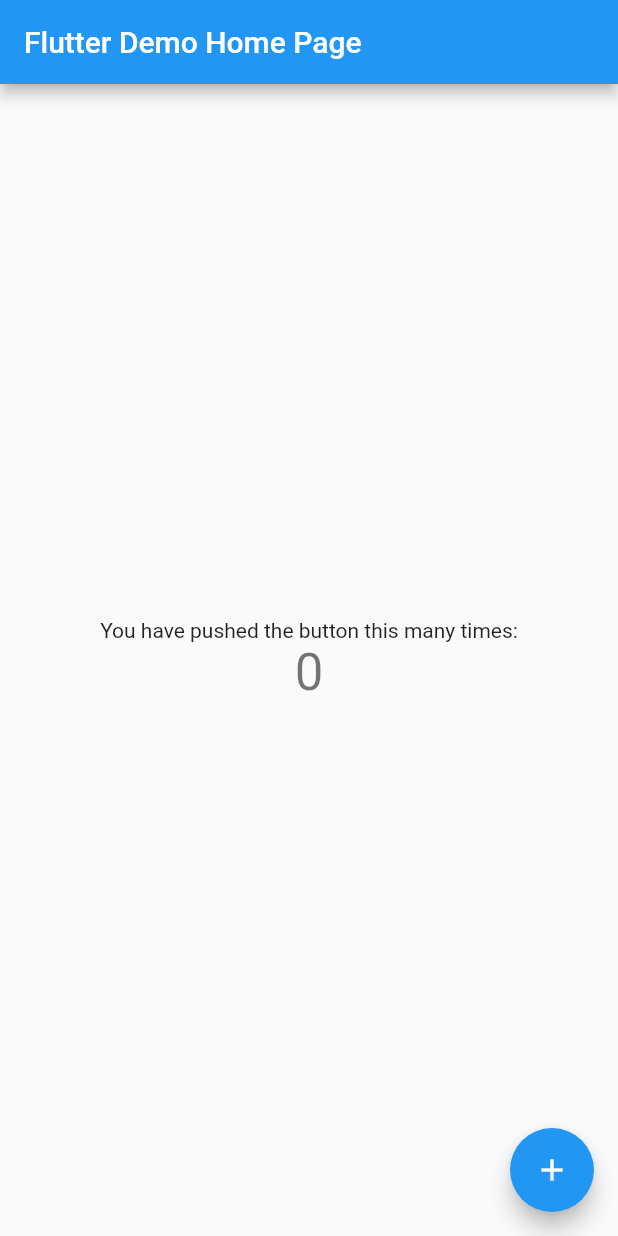
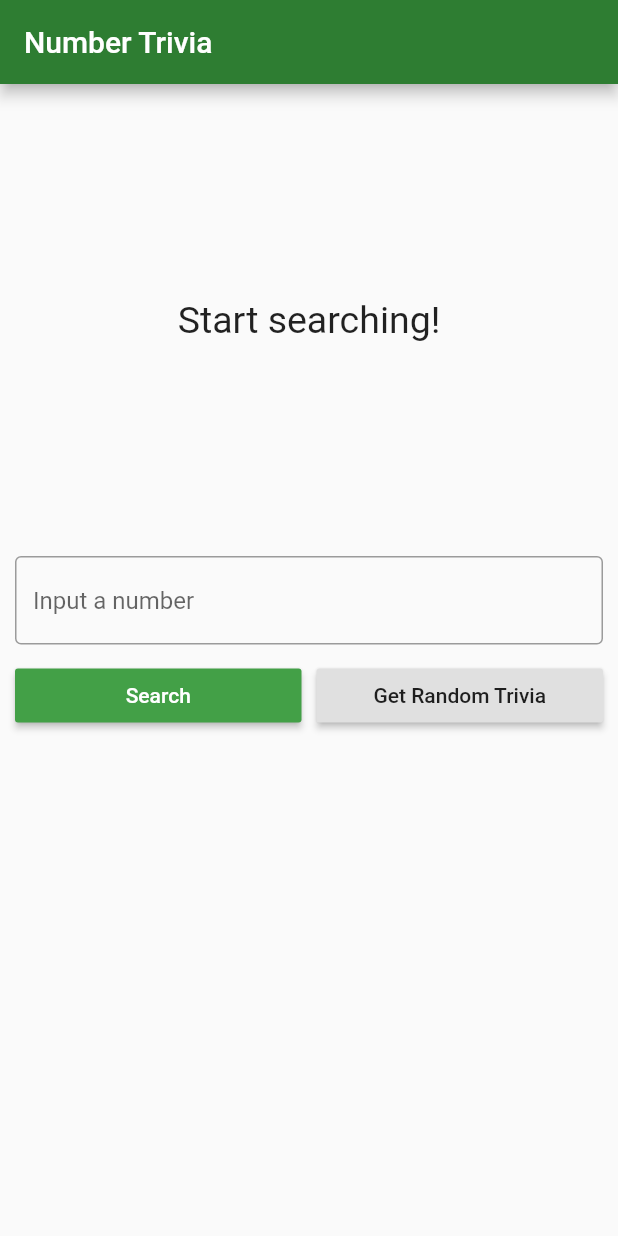
Before and after one commit to moguaiyuki/number_trivia, a Flutter app: the screen it shows after launch, on a phone screen of 412 x 824 dp. Run offline on Flutter 3.47's test engine with Material 2 defaults, Android fonts, the phone set to English and light mode, and no system bars; our stand-ins replace bloc, dartz, data_connection_checker, equatable, flutter_bloc, get_it and 1 more.

Commit message:
Implemented all UI

```diff
--- /dev/null
+++ b/lib/features/number_trivia/presentation/pages/number_trivia_page.dart
@@ -0,0 +1,53 @@
+import 'package:flutter/material.dart';
+import 'package:flutter_bloc/flutter_bloc.dart';
+
+import '../../../../injection_container.dart';
+import '../bloc/bloc.dart';
+import '../widgets/widgets.dart';
+
+class NumberTriviaPage extends StatelessWidget {
+  @override
+  Widget build(BuildContext context) {
+    return Scaffold(
+      appBar: AppBar(
+        title: Text('Number Trivia'),
+      ),
+      body: SingleChildScrollView(
+        child: buildBody(context),
+      ),
+    );
+  }
+
+  BlocProvider<NumberTriviaBloc> buildBody(BuildContext context) {
+    return BlocProvider(
+      create: (_) => sl<NumberTriviaBloc>(),
+      child: Center(
+        child: Padding(
+          padding: const EdgeInsets.all(10.0),
+          child: Column(
+            children: <Widget>[
+              SizedBox(height: 10),
+              BlocBuilder<NumberTriviaBloc, NumberTriviaState>(
+                builder: (context, state) {
+                  if (state is Empty) {
+                    return MessageDisplay(message: 'Start searching!');
+                  } else if (state is Loading) {
+                    return LoadingWidget();
+                  } else if (state is Loaded) {
+                    return TriviaDisplay(numberTrivia: state.trivia);
+                  } else if (state is Error) {
+                    return MessageDisplay(message: state.message);
+                  }
+                  return MessageDisplay(message: 'Unexpected Error');
+                },
+              ),
+              SizedBox(height: 20),
+              // Bottom half
+              TriviaControls()
+            ],
+          ),
+        ),
+      ),
+    );
+  }
+}
--- /dev/null
+++ b/lib/features/number_trivia/presentation/widgets/message_display.dart
@@ -0,0 +1,22 @@
+import 'package:flutter/material.dart';
+
+class MessageDisplay extends StatelessWidget {
+  final String message;
+  const MessageDisplay({Key key, @required this.message}) : super(key: key);
+
+  @override
+  Widget build(BuildContext context) {
+    return Container(
+      height: MediaQuery.of(context).size.height / 3,
+      child: Center(
+        child: SingleChildScrollView(
+          child: Text(
+            message,
+            style: TextStyle(fontSize: 25),
+            textAlign: TextAlign.center,
+          ),
+        ),
+      ),
+    );
+  }
+}
--- /dev/null
+++ b/lib/features/number_trivia/presentation/widgets/trivia_controls.dart
@@ -0,0 +1,73 @@
+import 'package:flutter/material.dart';
+import 'package:flutter_bloc/flutter_bloc.dart';
+
+import '../bloc/bloc.dart';
+
+
+class TriviaControls extends StatefulWidget {
+  const TriviaControls({
+    Key key,
+  }) : super(key: key);
+
+  @override
+  _TriviaControlsState createState() => _TriviaControlsState();
+}
+
+class _TriviaControlsState extends State<TriviaControls> {
+  String inputStr;
+  final controller = TextEditingController();
+
+  @override
+  Widget build(BuildContext context) {
+    return Column(
+      children: <Widget>[
+        TextField(
+          controller: controller,
+          keyboardType: TextInputType.number,
+          decoration: InputDecoration(
+            border: OutlineInputBorder(),
+            hintText: 'Input a number',
+          ),
+          onSubmitted: (_) {
+            dispatchConcrete();
+          },
+          onChanged: (value) {
+            inputStr = value;
+          },
+        ),
+        SizedBox(height: 10),
+        Row(
+          children: <Widget>[
+            Expanded(
+              child: RaisedButton(
+                child: Text('Search'),
+                color: Theme.of(context).accentColor,
+                textTheme: ButtonTextTheme.primary,
+                onPressed: dispatchConcrete,
+              ),
+            ),
+            SizedBox(width: 10),
+            Expanded(
+              child: RaisedButton(
+                child: Text('Get Random Trivia'),
+                onPressed: dispatchRandom,
+              ),
+            )
+          ],
+        )
+      ],
+    );
+  }
+
+  void dispatchConcrete() {
+    controller.clear();
+    BlocProvider.of<NumberTriviaBloc>(context)
+        .add(GetTriviaForConcreteNumber(inputStr));
+  }
+
+  void dispatchRandom() {
+    controller.clear();
+    BlocProvider.of<NumberTriviaBloc>(context)
+        .add(GetTriviaForRandomNumber());
+  }
+}
--- /dev/null
+++ b/lib/features/number_trivia/presentation/widgets/widgets.dart
@@ -0,0 +1,4 @@
+export 'loading_widget.dart';
+export 'message_display.dart';
+export 'trivia_display.dart';
+export 'trivia_controls.dart';
--- a/lib/main.dart
+++ b/lib/main.dart
@@ -1,115 +1,24 @@
+import 'package:clean_arch/features/number_trivia/presentation/pages/number_trivia_page.dart';
 import 'package:flutter/material.dart';
 import 'injection_container.dart' as di;
 
 void main() async {
+  WidgetsFlutterBinding.ensureInitialized();
+
   await di.init();
   runApp(MyApp());
 }
 
 class MyApp extends StatelessWidget {
-  // This widget is the root of your application.
   @override
   Widget build(BuildContext context) {
     return MaterialApp(
-      title: 'Flutter Demo',
+      title: 'Number Trivia',
       theme: ThemeData(
-        // This is the theme of your application.
-        //
-        // Try running your application with "flutter run". You'll see the
-        // application has a blue toolbar. Then, without quitting the app, try
-        // changing the primarySwatch below to Colors.green and then invoke
-        // "hot reload" (press "r" in the console where you ran "flutter run",
-        // or simply save your changes to "hot reload" in a Flutter IDE).
-        // Notice that the counter didn't reset back to zero; the application
-        // is not restarted.
-        primarySwatch: Colors.blue,
+        primaryColor: Colors.green.shade800,
+        accentColor: Colors.green.shade600,
       ),
-      home: MyHomePage(title: 'Flutter Demo Home Page'),
+      home: NumberTriviaPage(),
     );
   }
 }
-
-class MyHomePage extends StatefulWidget {
-  MyHomePage({Key key, this.title}) : super(key: key);
-
-  // This widget is the home page of your application. It is stateful, meaning
-  // that it has a State object (defined below) that contains fields that affect
-  // how it looks.
-
-  // This class is the configuration for the state. It holds the values (in this
-  // case the title) provided by the parent (in this case the App widget) and
-  // used by the build method of the State. Fields in a Widget subclass are
-  // always marked "final".
-
-  final String title;
-
-  @override
-  _MyHomePageState createState() => _MyHomePageState();
-}
-
-class _MyHomePageState extends State<MyHomePage> {
-  int _counter = 0;
-
-  void _incrementCounter() {
-    setState(() {
-      // This call to setState tells the Flutter framework that something has
-      // changed in this State, which causes it to rerun the build method below
-      // so that the display can reflect the updated values. If we changed
-      // _counter without calling setState(), then the build method would not be
-      // called again, and so nothing would appear to happen.
-      _counter++;
-    });
-  }
-
-  @override
-  Widget build(BuildContext context) {
-    // This method is rerun every time setState is called, for instance as done
-    // by the _incrementCounter method above.
-    //
-    // The Flutter framework has been optimized to make rerunning build methods
-    // fast, so that you can just rebuild anything that needs updating rather
-    // than having to individually change instances of widgets.
-    return Scaffold(
-      appBar: AppBar(
-        // Here we take the value from the MyHomePage object that was created by
-        // the App.build method, and use it to set our appbar title.
-        title: Text(widget.title),
-      ),
-      body: Center(
-        // Center is a layout widget. It takes a single child and positions it
-        // in the middle of the parent.
-        child: Column(
-          // Column is also a layout widget. It takes a list of children and
-          // arranges them vertically. By default, it sizes itself to fit its
-          // children horizontally, and tries to be as tall as its parent.
-          //
-          // Invoke "debug painting" (press "p" in the console, choose the
-          // "Toggle Debug Paint" action from the Flutter Inspector in Android
-          // Studio, or the "Toggle Debug Paint" command in Visual Studio Code)
-          // to see the wireframe for each widget.
-          //
-          // Column has various properties to control how it sizes itself and
-          // how it positions its children. Here we use mainAxisAlignment to
-          // center the children vertically; the main axis here is the vertical
-          // axis because Columns are vertical (the cross axis would be
-          // horizontal).
-          mainAxisAlignment: MainAxisAlignment.center,
-          children: <Widget>[
-            Text(
-              'You have pushed the button this many times:',
-            ),
-            Text(
-              '$_counter',
-              style: Theme.of(context).textTheme.display1,
-            ),
-          ],
-        ),
-      ),
-      floatingActionButton: FloatingActionButton(
-        onPressed: _incrementCounter,
-        tooltip: 'Increment',
-        child: Icon(Icons.add),
-      ), // This trailing comma makes auto-formatting nicer for build methods.
-    );
-  }
-}
```
Also changed, not shown: lib/features/number_trivia/presentation/widgets/loading_widget.dart (added, +13 -0 lines), lib/features/number_trivia/presentation/widgets/trivia_display.dart (added, +38 -0 lines).
